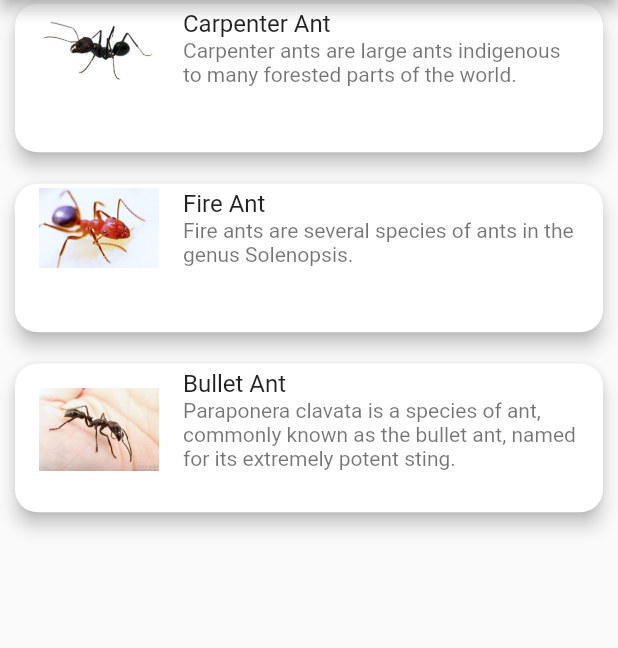
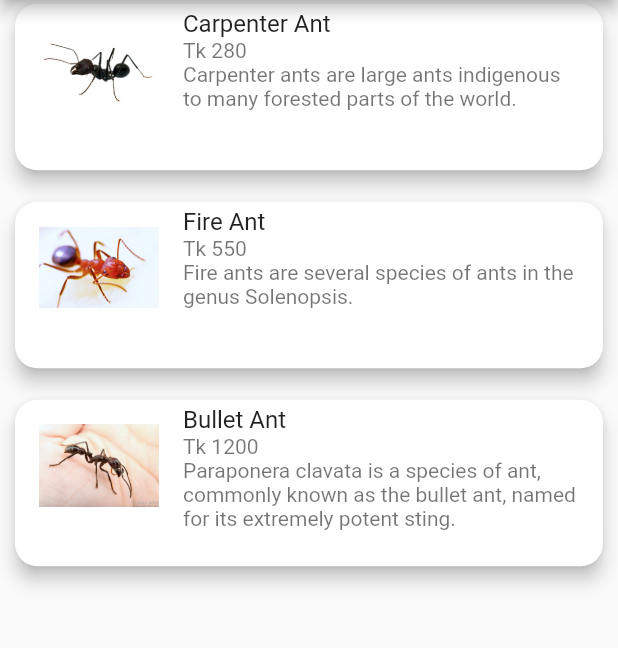
Before and after one commit to sayeemabdullah/The-Ant-Store-Flutter, a Flutter app: the ProductPage screen opened directly, on a phone screen of 412 x 824 dp, the part 84-732 px from its top. Run offline on Flutter 3.47's test engine with Material 2 defaults, Android fonts, the phone set to English and light mode, and no system bars.

Commit message:
Updated Version , Product Page  & Class

```diff
--- a/lib/ProductPage.dart
+++ b/lib/ProductPage.dart
@@ -1,6 +1,7 @@
 import 'package:flutter/cupertino.dart';
 import 'package:flutter/material.dart';
-//import 'package:flutter_basic_task/ProductDetailPage.dart';
+import 'product.dart';
+import 'package:flutter_basic_task/ProductDetailPage.dart';
 
 class ProductPage extends StatefulWidget {
   @override
@@ -9,17 +10,12 @@ class ProductPage extends StatefulWidget {
 
 class _ProductPageState extends State<ProductPage> {
 
-  List<String> productsName = [
-    'Carpenter Ant' , 'Fire Ant' , 'Bullet Ant'
+  List<Product> products = [
+    Product(name: 'Carpenter Ant' , about: 'Carpenter ants are large ants indigenous to many forested parts of the world.' , price:'Tk 280' ,picture: 'blackant.jpg' , description: 'Carpenter ants (Camponotus spp.) are large (0.3 to 1.0 in or 0.76 to 2.54 cm) ants indigenous to many forested parts of the world.They build nests inside wood consisting of galleries chewed out with their mandibles, preferably in dead, damp wood. However, unlike termites, they do not consume wood,discarding a material that resembles sawdust. Sometimes, carpenter ants hollow out sections of trees. They also commonly infest wooden buildings and structures, and are a widespread nuisance and major cause of structural damage. Nevertheless, their ability to excavate wood helps in forest decomposition. One of the most familiar species associated with human habitation in the United States is the black carpenter ant (Camponotus pennsylvanicus). The genus includes over 1,000 species.They also farm aphids. In the farming, the ants protect the aphids while they excrete a sugary fluid called honeydew, which the ants get by stroking the aphids with their antennae.'),
+    Product(name: 'Fire Ant' , about: 'Fire ants are several species of ants in the genus Solenopsis.' , price:'Tk 550', picture: 'fireant.jpg' , description: 'Fire ants are several species of ants in the genus Solenopsis. They are, however, only a minority in the genus, which includes over 200 species of Solenopsis worldwide. Solenopsis are stinging ants, and most of their common names reflect this, for example, ginger ants and tropical fire ants. Many species also are called red ants because of their light brown color, though species of ants in many other genera are similarly named for similar reasons. Examples include Myrmica rubra and Pogonomyrmex barbatus.None of these names apply in all countries nor to all species of Solenopsis, nor only to Solenopsis species; for example the colloquial names for several species of weaver ants in the genus Oecophylla in Southeast Asia include "fire ants" because of their red color and painful sting; the two genera, however, are not closely related. Also, Wasmannia auropunctata is commonly called the little fire ant.'),
+    Product(name: 'Bullet Ant' , about: 'Paraponera clavata is a species of ant, commonly known as the bullet ant, named for its extremely potent sting.' , price:'Tk 1200' , picture: 'bulletant.jpg' , description: 'Paraponera is distributed throughout Central and South America, commonly found in the wet neotropic ecozone. These ants are found in Honduras, El Salvador, Nicaragua and Costa Rica from the north, and in Venezuela, Colombia, Ecuador, Peru, Bolivia and Brazil from the south.Colonies are found in lowland areas, at elevations ranging from sea level to 750 m (2,460 ft). However, specimens have been collected at elevations of 1,500 m (4,920 ft) in Parque La Amistad.')
   ];
 
-  List<String>productsAbout = [
-    'Carpenter ants are large ants indigenous to many forested parts of the world.' , 'Fire ants are several species of ants in the genus Solenopsis.' , 'Paraponera clavata is a species of ant, commonly known as the bullet ant, named for its extremely potent sting.'
-  ];
-
-  List<String> productsPicture = [
-    'blackant.jpg' , 'fireant.jpg' , 'bulletant.jpg'
-  ];
 
   @override
   Widget build(BuildContext context) {
@@ -35,10 +31,10 @@ class _ProductPageState extends State<ProductPage> {
           ],
     ),
     body: ListView.builder(
-      itemCount: productsName.length,
+      itemCount: products.length,
       itemBuilder: (context, index) {
         return Container(
-          height: 120.0,
+          height: 132.0,
           child: Padding(
             padding: const EdgeInsets.symmetric(vertical: 2.5, horizontal: 10.0),
             child: Card(
@@ -49,11 +45,15 @@ class _ProductPageState extends State<ProductPage> {
                   ),
 
               child: ListTile(
-                onTap: (){},
-                leading: Image.asset('assets/${productsPicture[index]}',
+                onTap: (){
+                  Navigator.push(context, MaterialPageRoute(builder: (context){
+                    return ProductDetailPage();
+                    }));
+                },
+                leading: Image.asset('assets/${products[index].picture}',
                 height: 200, width: 80, fit: BoxFit.fitWidth),
-                title: Text(productsName[index]),
-                subtitle: Text(productsAbout[index]),
+                title: Text(products[index].name),
+                subtitle: Text(products[index].price +"\n"+products[index].about),
               ),
             ),
           ),
--- /dev/null
+++ b/lib/product.dart
@@ -0,0 +1,9 @@
+class Product{
+  String name;
+  String about;
+  String price;
+  String picture;
+  String description;
+
+Product({this.name , this.about , this.price , this.picture , this.description});
+}
--- a/pubspec.yaml
+++ b/pubspec.yaml
@@ -14,7 +14,7 @@ description: A new Flutter project.
 version: 1.0.0+1
 
 environment:
-  sdk: ">=2.1.0 <3.0.0"
+  sdk: ">=2.2.0 <3.0.0"
 
 dependencies:
   flutter:
```
Also changed, not shown: 1 other file.
